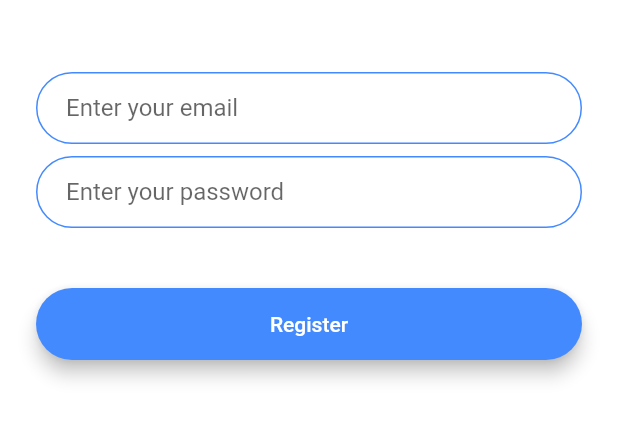
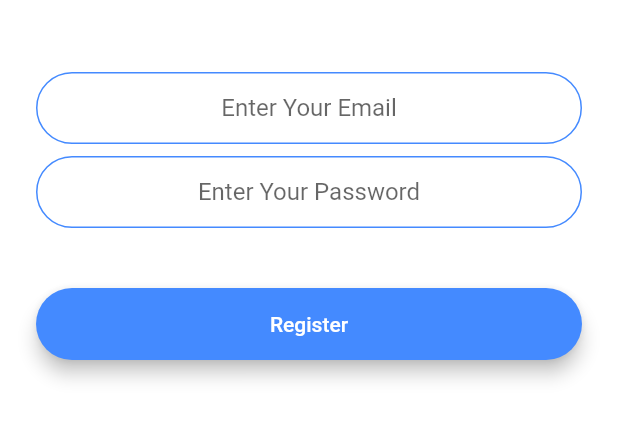
Before and after one commit to taimoor61/FoodEn, a Flutter app: the screen it shows after launch, after a tap on "Register", on a phone screen of 412 x 824 dp, the part 576-1018 px from its top. Run offline on Flutter 3.47's test engine with Material 2 defaults, Android fonts, the phone set to English and light mode, and no system bars.

```diff
--- /dev/null
+++ b/lib/components/rounded_button.dart
@@ -0,0 +1,31 @@
+import 'package:flutter/material.dart';
+
+class RoundedButton extends StatelessWidget {
+  RoundedButton({this.color, this.text, @required this.onPressed});
+
+  final Color color;
+  final String text;
+  final Function onPressed;
+  @override
+  Widget build(BuildContext context) {
+    return Padding(
+      padding: EdgeInsets.symmetric(vertical: 16.0),
+      child: Material(
+        elevation: 5.0,
+        color: this.color,
+        borderRadius: BorderRadius.circular(30.0),
+        child: MaterialButton(
+          onPressed: this.onPressed,
+          minWidth: 200.0,
+          height: 42.0,
+          child: Text(
+            this.text,
+            style: TextStyle(
+              color: Colors.white
+            ),
+          ),
+        ),
+      ),
+    );
+  }
+}
--- /dev/null
+++ b/lib/constants.dart
@@ -0,0 +1,17 @@
+import 'package:flutter/material.dart';
+
+const kInputDecoration = InputDecoration(
+  hintText: 'Enter Your Email',
+  contentPadding: EdgeInsets.symmetric(vertical: 10.0, horizontal: 20.0),
+  border: OutlineInputBorder(
+    borderRadius: BorderRadius.all(Radius.circular(32.0)),
+  ),
+  enabledBorder: OutlineInputBorder(
+    borderSide: BorderSide(color: Colors.blueAccent, width: 1.0),
+    borderRadius: BorderRadius.all(Radius.circular(32.0)),
+  ),
+  focusedBorder: OutlineInputBorder(
+    borderSide: BorderSide(color: Colors.blueAccent, width: 2.0),
+    borderRadius: BorderRadius.all(Radius.circular(32.0)),
+  ),
+);
--- a/lib/main.dart
+++ b/lib/main.dart
@@ -1,4 +1,5 @@
 import 'package:flutter/material.dart';
+import 'package:fooden/screens/home_screen.dart';
 import 'package:fooden/screens/launch_screen.dart';
 import 'package:fooden/screens/login_screen.dart';
 import 'package:fooden/screens/registration_screen.dart';
@@ -18,7 +19,8 @@ class MyApp extends StatelessWidget {
         'launch_screen': (context) => LaunchScreen(),
         'welcome_screen': (context) => WelcomeScreen(),
         'login_screen': (context) => LoginScreen(),
-        'registration_screen': (context) => RegistrationScreen()
+        'registration_screen': (context) => RegistrationScreen(),
+        'home_screen': (context) => HomeScreen()
       },
     );
   }
--- a/lib/screens/registration_screen.dart
+++ b/lib/screens/registration_screen.dart
@@ -1,4 +1,6 @@
 import 'package:flutter/material.dart';
+import 'package:fooden/components/rounded_button.dart';
+import 'package:fooden/constants.dart';
 
 class RegistrationScreen extends StatefulWidget {
   @override
@@ -30,22 +32,8 @@ class _RegistrationScreenState extends State<RegistrationScreen> {
               onChanged: (value) {
                 //Do something with the user input.
               },
-              decoration: InputDecoration(
-                hintText: 'Enter your email',
-                contentPadding:
-                    EdgeInsets.symmetric(vertical: 10.0, horizontal: 20.0),
-                border: OutlineInputBorder(
-                  borderRadius: BorderRadius.all(Radius.circular(32.0)),
-                ),
-                enabledBorder: OutlineInputBorder(
-                  borderSide: BorderSide(color: Colors.blueAccent, width: 1.0),
-                  borderRadius: BorderRadius.all(Radius.circular(32.0)),
-                ),
-                focusedBorder: OutlineInputBorder(
-                  borderSide: BorderSide(color: Colors.blueAccent, width: 2.0),
-                  borderRadius: BorderRadius.all(Radius.circular(32.0)),
-                ),
-              ),
+              textAlign: TextAlign.center,
+              decoration: kInputDecoration,
             ),
             SizedBox(
               height: 8.0,
@@ -54,44 +42,18 @@ class _RegistrationScreenState extends State<RegistrationScreen> {
               onChanged: (value) {
                 //Do something with the user input.
               },
-              decoration: InputDecoration(
-                hintText: 'Enter your password',
-                contentPadding:
-                    EdgeInsets.symmetric(vertical: 10.0, horizontal: 20.0),
-                border: OutlineInputBorder(
-                  borderRadius: BorderRadius.all(Radius.circular(32.0)),
-                ),
-                enabledBorder: OutlineInputBorder(
-                  borderSide: BorderSide(color: Colors.blueAccent, width: 1.0),
-                  borderRadius: BorderRadius.all(Radius.circular(32.0)),
-                ),
-                focusedBorder: OutlineInputBorder(
-                  borderSide: BorderSide(color: Colors.blueAccent, width: 2.0),
-                  borderRadius: BorderRadius.all(Radius.circular(32.0)),
-                ),
+              textAlign: TextAlign.center,
+              decoration: kInputDecoration.copyWith(
+                hintText: "Enter Your Password"
               ),
             ),
             SizedBox(
               height: 24.0,
             ),
-            Padding(
-              padding: EdgeInsets.symmetric(vertical: 16.0),
-              child: Material(
-                color: Colors.blueAccent,
-                borderRadius: BorderRadius.all(Radius.circular(30.0)),
-                elevation: 5.0,
-                child: MaterialButton(
-                  onPressed: () {
-                    //Implement registration functionality.
-                  },
-                  minWidth: 200.0,
-                  height: 42.0,
-                  child: Text(
-                    'Register',
-                    style: TextStyle(color: Colors.white),
-                  ),
-                ),
-              ),
+            RoundedButton(
+              text: "Register",
+              color: Colors.blueAccent,
+              onPressed: null,
             ),
           ],
         ),
--- a/lib/screens/welcome_screen.dart
+++ b/lib/screens/welcome_screen.dart
@@ -1,15 +1,42 @@
 import 'package:flutter/material.dart';
+import 'package:fooden/components/rounded_button.dart';
 
 class WelcomeScreen extends StatefulWidget {
   @override
   _WelcomeScreenState createState() => _WelcomeScreenState();
 }
 
-class _WelcomeScreenState extends State<WelcomeScreen> {
+class _WelcomeScreenState extends State<WelcomeScreen>
+    with SingleTickerProviderStateMixin {
+  AnimationController controller;
+  Animation animation;
+
+  @override
+  void initState() {
+    super.initState();
+    controller =
+        AnimationController(vsync: this, duration: Duration(seconds: 1));
+    animation = ColorTween(begin: Colors.blueGrey, end: Colors.white)
+        .animate(controller);
+    controller.forward();
+
+    controller.addListener(
+      () {
+        setState(() {});
+      },
+    );
+  }
+
+  @override
+  void dispose() {
+    controller.dispose();
+    super.dispose();
+  }
+
   @override
   Widget build(BuildContext context) {
     return Scaffold(
-      backgroundColor: Colors.white,
+      backgroundColor: animation.value,
       body: Padding(
         padding: EdgeInsets.symmetric(horizontal: 24.0),
         child: Column(
@@ -17,6 +44,7 @@ class _WelcomeScreenState extends State<WelcomeScreen> {
           crossAxisAlignment: CrossAxisAlignment.stretch,
           children: <Widget>[
             Row(
+              mainAxisAlignment: MainAxisAlignment.center,
               children: <Widget>[
                 Container(
                   child: Hero(
@@ -26,7 +54,7 @@ class _WelcomeScreenState extends State<WelcomeScreen> {
                   height: 60.0,
                 ),
                 Text(
-                  'Flash Chat',
+                  'FoodEN',
                   style: TextStyle(
                     fontSize: 45.0,
                     fontWeight: FontWeight.w900,
@@ -37,42 +65,20 @@ class _WelcomeScreenState extends State<WelcomeScreen> {
             SizedBox(
               height: 48.0,
             ),
-            Padding(
-              padding: EdgeInsets.symmetric(vertical: 16.0),
-              child: Material(
-                elevation: 5.0,
+            RoundedButton(
               color: Colors.lightBlueAccent,
-                borderRadius: BorderRadius.circular(30.0),
-                child: MaterialButton(
+              text: "Log In",
               onPressed: () {
                 Navigator.pushNamed(context, 'login_screen');
               },
-                  minWidth: 200.0,
-                  height: 42.0,
-                  child: Text(
-                    'Log In',
             ),
-                ),
-              ),
-            ),
-            Padding(
-              padding: EdgeInsets.symmetric(vertical: 16.0),
-              child: Material(
+            RoundedButton(
               color: Colors.blueAccent,
-                borderRadius: BorderRadius.circular(30.0),
-                elevation: 5.0,
-                child: MaterialButton(
+              text: "Register",
               onPressed: () {
                 Navigator.pushNamed(context, 'registration_screen');
               },
-                  minWidth: 200.0,
-                  height: 42.0,
-                  child: Text(
-                    'Register',
-                  ),
-                ),
-              ),
-            ),
+            )
           ],
         ),
       ),
```
Also changed, not shown: lib/screens/home_screen.dart (+41 -56 lines), lib/screens/login_screen.dart (+13 -52 lines). Lines whose indentation alone changed are shown as unchanged.
